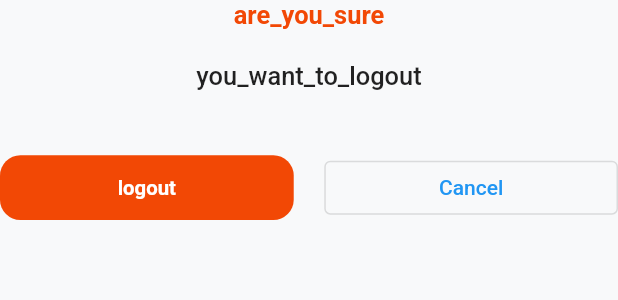
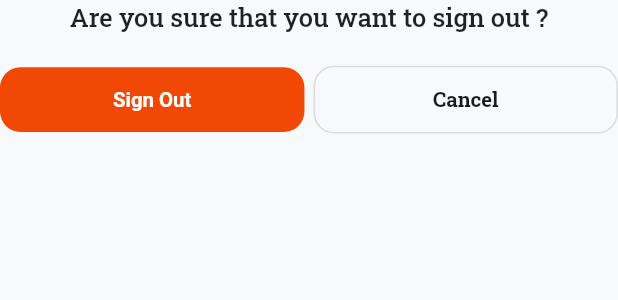
Before and after one commit to Habeba-Elhosary/solari-app, a Flutter app: the LogoutDialog widget shown alone on an empty page, opened directly, on a phone screen of 412 x 824 dp. Shown: the top 300 px of the screen. Run offline on Flutter 3.47's test engine with Material 3 defaults, Android fonts, the light colour scheme and no system bars; our stand-ins replace bloc, bot_toast, cached_network_image, connectivity_plus, dio, easy_localization and 15 more; missing offline and left inert: app_settings, firebase_notifications_handler; accounts and stored records are empty; network calls fail; statements that could not run were skipped.

Commit message:
finished sign out dialog

```diff
--- a/assets/translations/en.json
+++ b/assets/translations/en.json
@@ -79,5 +79,7 @@
   "add_tech" : "Add Technician",
   "add_system" : "Add System",
   "sign_out" : "Sign Out",
-  "notifications" : "Notifications"
+  "notifications" : "Notifications",
+  "are_you_sure" : "Are you sure that you want to sign out ?"
+
 }
--- a/lib/features/auth/presentation/cubits/signout/signout_cubit.dart
+++ b/lib/features/auth/presentation/cubits/signout/signout_cubit.dart
@@ -26,7 +26,7 @@ class SignOutCubit extends Cubit<SignOutState> {
       sl<AutoSignInCubit>().signOut();
       emit(SignOutSuccess());
       sl<NavBarCubit>().updateIndex(0);
-      // appNavigator.pop();
+      appNavigator.pop();
     });
   }
 }
--- a/lib/features/auth/presentation/widgets/signout_dialog.dart
+++ b/lib/features/auth/presentation/widgets/signout_dialog.dart
@@ -1,32 +1,30 @@
 import 'package:easy_localization/easy_localization.dart';
 import 'package:flutter/material.dart';
 import 'package:flutter_bloc/flutter_bloc.dart';
+import 'package:flutter_screenutil/flutter_screenutil.dart';
 import 'package:solari/core/constants/app_colors.dart';
+import 'package:solari/core/constants/app_fonts.dart';
 import 'package:solari/core/constants/app_text_styles.dart';
+import 'package:solari/core/constants/size_configuration.dart';
 import 'package:solari/injection_container.dart';
 import '../../../../../core/widgets/app_spacer.dart';
 import '../cubits/signout/signout_cubit.dart';
 
 class LogoutDialog extends StatelessWidget {
-  const LogoutDialog({
-    super.key,
-  });
+  const LogoutDialog({super.key});
 
   @override
   Widget build(BuildContext context) {
     return Column(
       mainAxisSize: MainAxisSize.min,
       children: <Widget>[
-        Text(tr('are_you_sure'),
-            style: TextStyles.bold20.copyWith(
-              color: AppColors.red,
-            )),
+        Text(
+          tr('are_you_sure'),
+          style: TextStyles.regular20.copyWith(fontFamily: AppFonts.robotoSlab),
+          textAlign: TextAlign.center,
+        ),
         const AppSpacer(
           heightRatio: 1,
-        ),
-        Text(tr('you_want_to_logout'), style: TextStyles.regular20),
-        const AppSpacer(
-          heightRatio: 2,
         ),
         Row(
           children: <Widget>[
@@ -36,20 +34,35 @@ class LogoutDialog extends StatelessWidget {
                   backgroundColor: AppColors.red,
                 ),
                 onPressed: () {
-                    appNavigator.pop();
                   context.read<SignOutCubit>().signOutEvent();
                 },
                 child: Text(
-                    tr('logout'),
-                  )),
+                  tr('sign_out'),
                 ),
-            const AppSpacer(),
+              ),
+            ),
+            const AppSpacer(widthRatio: 0.3),
             Expanded(
               child: OutlinedButton(
+                style: OutlinedButton.styleFrom(
+                  elevation: 0.0,
+                  shape: RoundedRectangleBorder(
+                      borderRadius: BorderRadius.circular(16.r)),
+                  padding: EdgeInsets.symmetric(
+                    horizontal: SizeConfig.hPadding,
+                    vertical: 16.sp,
+                  ),
+                ),
                 onPressed: () {
                   appNavigator.pop();
                 },
-                child: Text(tr('cancel')),
+                child: Text(
+                  tr('cancel'),
+                  style: TextStyles.bold16.copyWith(
+                    fontFamily: AppFonts.robotoSlab,
+                    color: AppColors.black,
+                  ),
+                ),
               ),
             ),
           ],
--- a/lib/features/profile/presentation/pages/profile_screen.dart
+++ b/lib/features/profile/presentation/pages/profile_screen.dart
@@ -8,6 +8,7 @@ import 'package:solari/core/constants/app_colors.dart';
 import 'package:solari/core/constants/app_fonts.dart';
 import 'package:solari/core/constants/app_text_styles.dart';
 import 'package:solari/core/widgets/app_spacer.dart';
+import 'package:solari/features/auth/presentation/widgets/signout_dialog.dart';
 import 'package:solari/features/profile/presentation/pages/notifications_screen.dart';
 import 'package:solari/features/profile/presentation/widgets/profile_item.dart';
 import 'package:solari/injection_container.dart';
@@ -135,7 +136,9 @@ class ProfileScreen extends StatelessWidget {
                       ProfileItem(
                         asset: AppAssets.logout,
                         title: tr('sign_out'),
-                        onTap: () {},
+                        onTap: () {
+                          appNavigator.showDialog(child: LogoutDialog());
+                        },
                       ),
                     ],
                   ),
```
Also changed, not shown: lib/features/home/presentation/pages/main_screen.dart (+0 -11 lines). Lines whose indentation alone changed are shown as unchanged.
